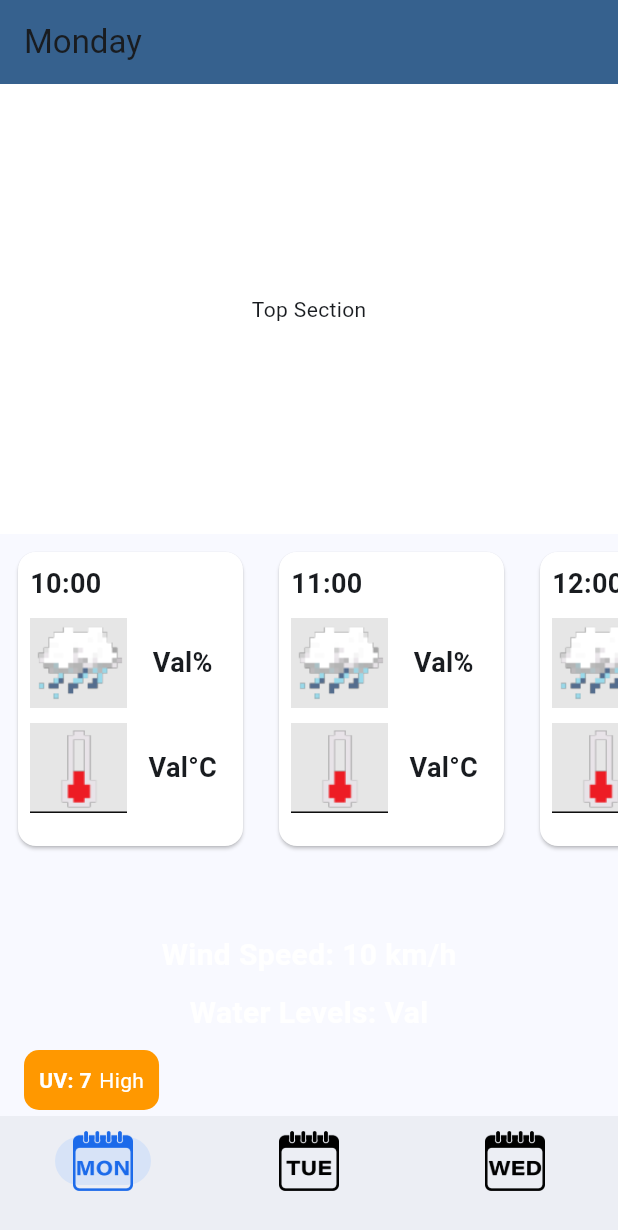
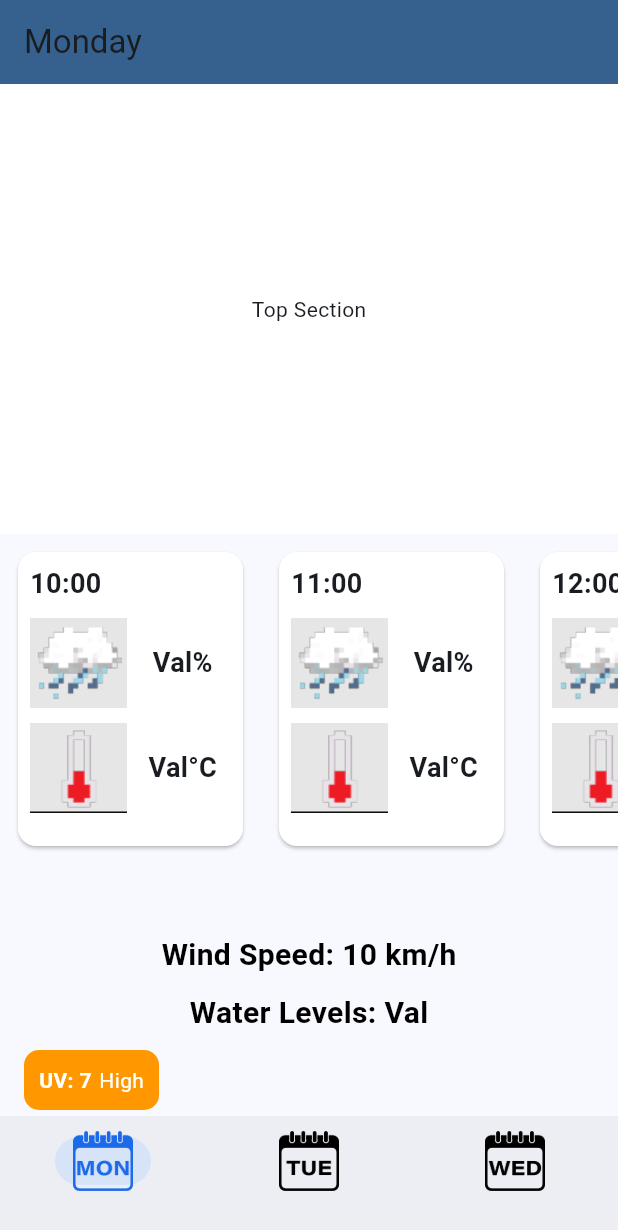
Before and after one commit to OGreenwood672/CamCurrents, a Flutter app: the screen it shows after launch, on a phone screen of 412 x 824 dp. Shown: the top 1230 px of the screen. Run offline on Flutter 3.47's test engine with Material 3 defaults, Android fonts, the phone set to English and light mode, and no system bars.

Commit message:
extradetails2

```diff
--- a/lib/extradetails.dart
+++ b/lib/extradetails.dart
@@ -10,6 +10,7 @@ class ExtraDetails extends StatelessWidget {
       padding: const EdgeInsets.all(16.0),
       child: const Column(
         crossAxisAlignment: CrossAxisAlignment.start,
+        mainAxisAlignment: MainAxisAlignment.center,
         children: [
           SizedBox(height: 30),
           Center(
@@ -18,7 +19,7 @@ class ExtraDetails extends StatelessWidget {
             style: TextStyle(
               fontSize: 20,
               fontWeight: FontWeight.bold,
-              color: Colors.white,
+              color: Colors.black,
             ),
           ),
           ),
@@ -29,7 +30,7 @@ class ExtraDetails extends StatelessWidget {
               style: TextStyle(
                 fontSize: 20,
                 fontWeight: FontWeight.bold,
-                color: Colors.white,
+                color: Colors.black,
               ),
             ),
            ),
```
